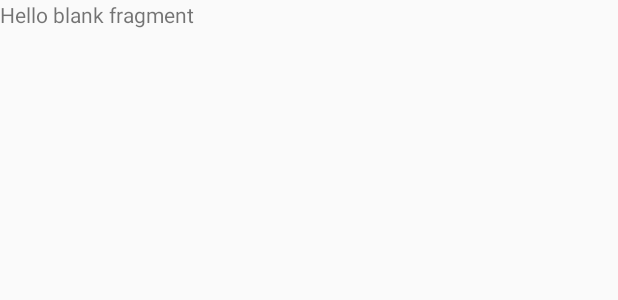
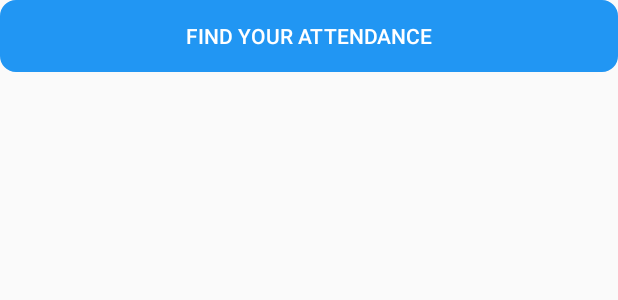
Before and after one commit to mdshamoon/ExamPortal, an Android app: the layout fragment_attendance.xml on its own in the app's theme, with its tools: preview values and no code run, on a phone screen of 412 x 824 dp. Shown: the top 300 px of the screen. Run offline under Robolectric (Android 15) with nearby library versions, the phone set to English and light mode, and no system bars; network calls fail.

Commit message:
whatsapp layout done !!!

```diff
--- a/app/src/main/java/com/example/mdshamoon/examportal/MyAdapter.java
+++ b/app/src/main/java/com/example/mdshamoon/examportal/MyAdapter.java
@@ -19,8 +19,6 @@ public class MyAdapter extends FragmentPagerAdapter {
                 return new Sessional_marks();
             case 2:
                 return new Attendance();
-            case 3:
-                return new Debarred_list();
             default:
                 return null;
         }
@@ -28,7 +26,7 @@ public class MyAdapter extends FragmentPagerAdapter {
 
     @Override
     public int getCount() {
-        return 4;
+        return 3;
     }
 
     @Nullable
@@ -41,8 +39,6 @@ public class MyAdapter extends FragmentPagerAdapter {
                 return "sessional marks";
             case 2:
                 return "attendance";
-            case 3:
-                return "Debarred List";
         }
 
         return super.getPageTitle(position);
--- a/app/src/main/res/layout/activity_faculty_login.xml
+++ b/app/src/main/res/layout/activity_faculty_login.xml
@@ -84,7 +84,7 @@
                 android:layout_marginTop="24dp"
                 android:background="@drawable/oval_shape_login"
                 android:padding="12dp"
-                android:text="LOGIN TO CLASSIFIEDS"
+                android:text="LOGIN TO EXAM PORTAL"
                 android:textColor="@color/white" />
 
             <LinearLayout
--- a/app/src/main/res/layout/content_student_home.xml
+++ b/app/src/main/res/layout/content_student_home.xml
@@ -13,7 +13,6 @@
 
     <android.support.design.widget.TabLayout
         android:id="@+id/tab"
-        app:tabMode="scrollable"
         android:layout_width="match_parent"
         android:layout_height="wrap_content">
 
--- a/app/src/main/res/layout/fragment_attendance.xml
+++ b/app/src/main/res/layout/fragment_attendance.xml
@@ -5,10 +5,57 @@
     android:layout_height="match_parent"
     tools:context=".Attendance">
 
-    <!-- TODO: Update blank fragment layout -->
-    <TextView
+    <Button
+        android:background="@drawable/oval_shape_register"
+        android:textColor="@color/white"
+        android:id="@+id/search"
         android:layout_width="match_parent"
-        android:layout_height="match_parent"
-        android:text="@string/hello_blank_fragment" />
+        android:layout_height="wrap_content"
+        android:layout_gravity="center_horizontal"
+        android:text="FIND YOUR ATTENDANCE"
+        />
+    <TableLayout
+        android:layout_marginTop="40dp"
+        android:layout_width="match_parent"
+        android:layout_height="wrap_content">
+        <TableRow
+            android:layout_margin="20dp"
+            >
+            <TextView
+                android:textSize="13dp"
+                android:layout_margin="10dp"
+                android:id="@+id/subject1"
+                />
+            <TextView
+                android:textSize="13dp"
+                android:layout_margin="10dp"
+                android:id="@+id/subject2"
+                />
+            <TextView
+                android:textSize="13dp"
+                android:layout_margin="10dp"
+                android:id="@+id/subject3"
+                />
+        </TableRow>
+        <TableRow
+            android:layout_margin="20dp"
+            >
+            <TextView
+                android:textSize="13dp"
+                android:layout_margin="10dp"
+                android:id="@+id/subject4"
+                />
+            <TextView
+                android:textSize="13dp"
+                android:layout_margin="10dp"
+                android:id="@+id/subject5"
+                />
+            <TextView
+                android:textSize="13dp"
+                android:layout_margin="10dp"
+                android:id="@+id/subject6"
+                />
+        </TableRow>
 
+    </TableLayout>
 </FrameLayout>
```
Also changed, not shown: app/src/main/java/com/example/mdshamoon/examportal/Attendance.java (+108 -7 lines), app/src/main/res/layout/fragment_debarred_list.xml (deleted, +0 -14 lines).
